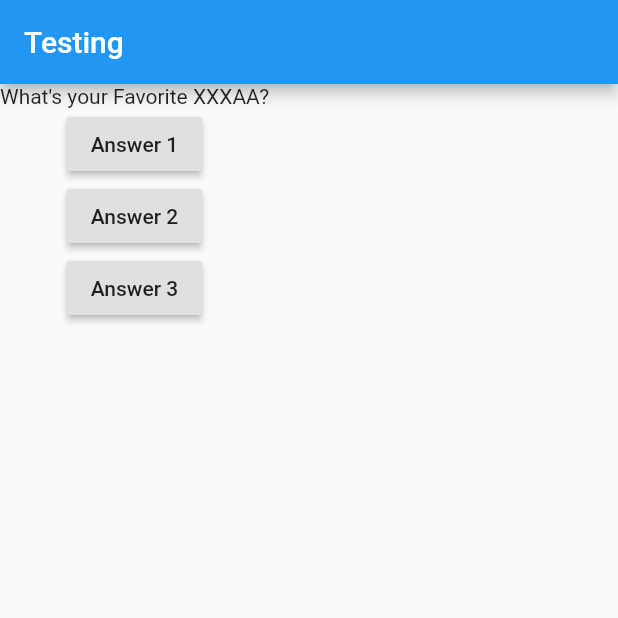
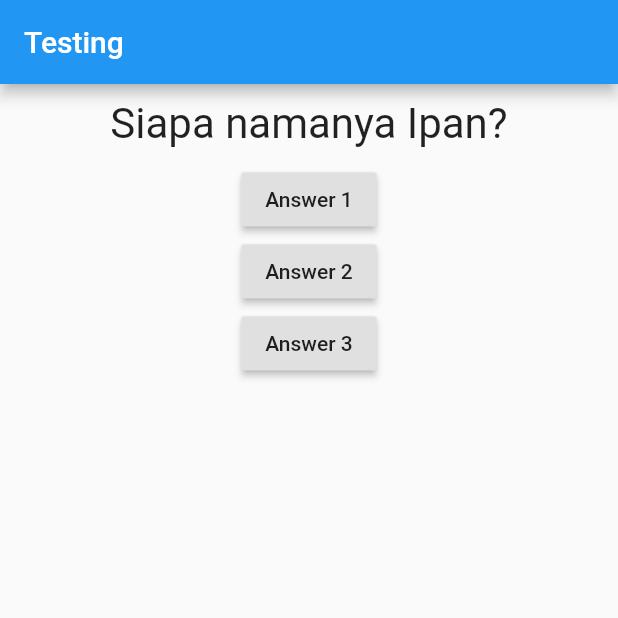
Before and after one commit to alv4n96/SkripsiInot, a Flutter app: the screen it shows after launch, on a phone screen of 412 x 824 dp, the top half of it. Run offline on Flutter 3.47's test engine with Material 2 defaults, Android fonts, the phone set to English and light mode, and no system bars.

Commit message:
Memasukkan styling dari text pertanyaan

```diff
--- a/lib/main.dart
+++ b/lib/main.dart
@@ -15,9 +15,9 @@ class MyApp extends StatefulWidget {
 class _MyAppState extends State<MyApp> {
   int _indexQuestion = 0;
   var questions = [
-    'What\'s your Favorite XXXAA?',
-    'What\'s your favorite AAXXAA?',
-    'What\'s your favorite AASSAAX?',
+    'Siapa namanya Ipan?',
+    'Siapa pacarnya Bejo?',
+    'Bagaimana keadaanya alvan?',
   ];
 
   void answerQuestion() {
--- a/lib/questions.dart
+++ b/lib/questions.dart
@@ -7,6 +7,14 @@ class Questions extends StatelessWidget {
 
   @override
   Widget build(BuildContext context) {
-    return Text(questionsText);
+    return Container(
+      width: double.infinity,
+      margin: EdgeInsets.all(10),
+      child: Text(
+        questionsText,
+        style: TextStyle(fontSize: 28),
+        textAlign: TextAlign.center,
+      ),
+    );
   }
 }
```
